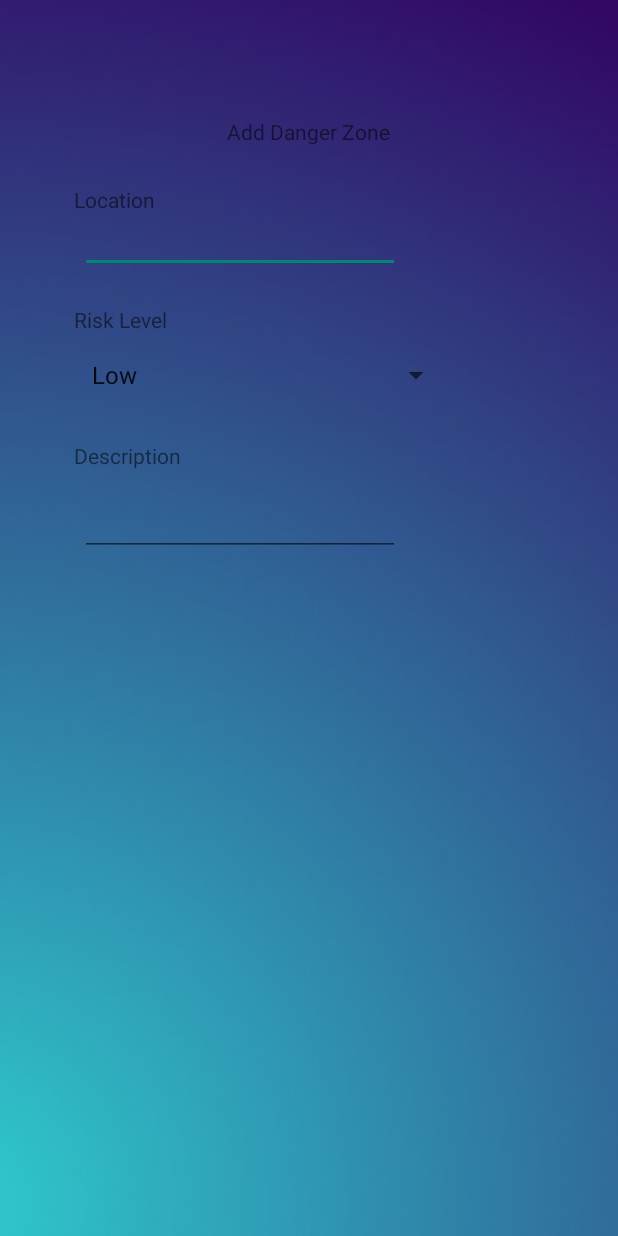
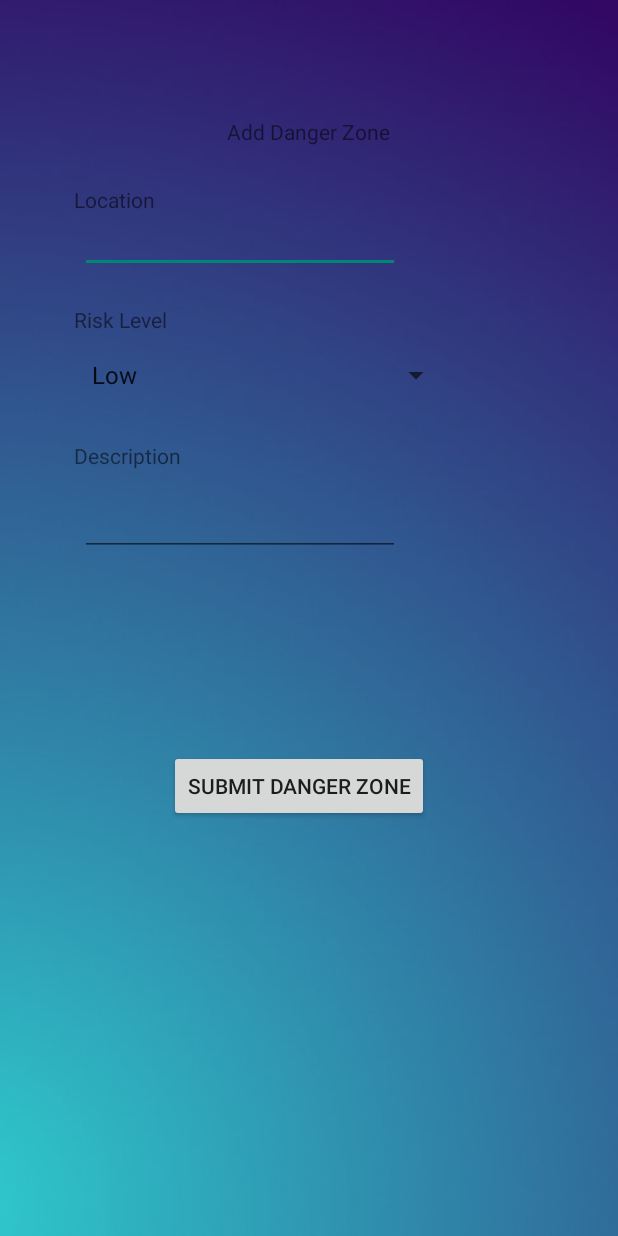
Before and after one commit to rlpham/custos, an Android app: the DangerZoneActivity screen opened directly, with no data from a screen before it, on a phone screen of 412 x 824 dp. Run offline under Robolectric (Android 15) with nearby library versions, the phone set to English and light mode, and no system bars.

Commit message:
Dale Reyes: Adding in button to submit danger zone

```diff
--- a/CUSTOS/app/src/main/res/layout/danger_zone.xml
+++ b/CUSTOS/app/src/main/res/layout/danger_zone.xml
@@ -85,5 +85,16 @@
         android:ems="10"
         android:inputType="textPersonName" />
 
+    <Button
+        android:id="@+id/button2"
+        android:layout_width="wrap_content"
+        android:layout_height="wrap_content"
+        android:layout_alignParentEnd="true"
+        android:layout_alignParentBottom="true"
+        android:layout_centerHorizontal="true"
+        android:layout_marginEnd="126dp"
+        android:layout_marginBottom="276dp"
+        android:text="@string/dangerzonebutton" />
+
 
 </RelativeLayout>
--- a/CUSTOS/app/src/main/res/values/strings.xml
+++ b/CUSTOS/app/src/main/res/values/strings.xml
@@ -40,6 +40,7 @@
     <string name="locationPlaceHolder" />
     <string name="risklevelheader">Risk Level</string>
     <string name="descriptionHeader">Description</string>
+    <string name="dangerzonebutton">Submit Danger Zone</string>
     <string-array name="criticallevelarray">
         <item>Low</item>
         <item>Medium</item>
```
